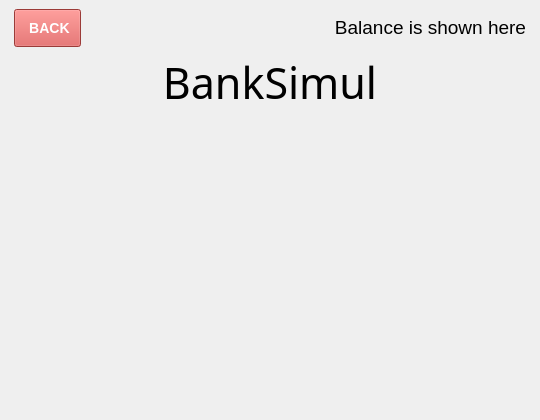
Before: the Qt Designer form Ohjelman käyttöliittymät/Gui/mainwindow.ui in JIkaheimo/ohjelmistokehityksen-sovellusprojekti-2k19, drawn with Qt 5.
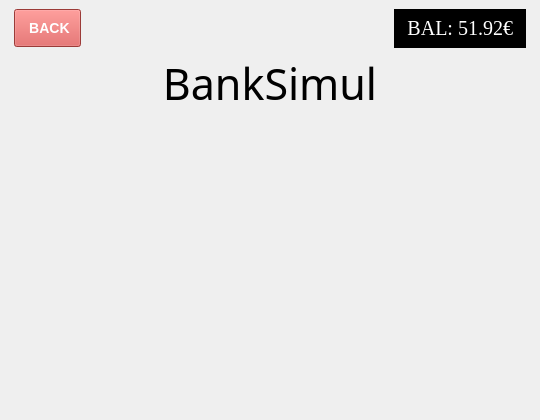
After: the same form once the commit is applied.

```diff
--- a/Ohjelman käyttöliittymät/Gui/mainwindow.ui
+++ b/Ohjelman käyttöliittymät/Gui/mainwindow.ui
@@ -38,17 +38,18 @@
    <string notr="true">QPushButton {
 	padding:  10px;
 	font-size: 14px;
-	font-weight: bold;
 }
 
 QPushButton#btnBack {
 	color: rgb(255, 255, 255);
 	background-color: #d9534f;
+font-weight: bold;
 }
 
 QPushButton#btnAction {
 	background-color: #5cb85c;;
 	color: rgb(255, 255, 255);
+font-weight: bold;
 }
 
 QDoubleSpinBox, QLineEdit, QSpinBox {
@@ -83,6 +84,41 @@
         <property name="horizontalSpacing">
          <number>0</number>
         </property>
+        <item row="0" column="2">
+         <widget class="QLabel" name="labelBalance">
+          <property name="enabled">
+           <bool>true</bool>
+          </property>
+          <property name="sizePolicy">
+           <sizepolicy hsizetype="Fixed" vsizetype="Fixed">
+            <horstretch>0</horstretch>
+            <verstretch>0</verstretch>
+           </sizepolicy>
+          </property>
+          <property name="font">
+           <font>
+            <family>Times New Roman</family>
+            <pointsize>15</pointsize>
+            <weight>50</weight>
+            <italic>false</italic>
+            <bold>false</bold>
+           </font>
+          </property>
+          <property name="styleSheet">
+           <string notr="true">background-color: rgb(0, 0, 0);
+color: rgb(255, 255, 255);
+font: 15pt &quot;Times New Roman&quot;;
+padding: 8px;
+</string>
+          </property>
+          <property name="text">
+           <string>BAL: 51.92€</string>
+          </property>
+          <property name="alignment">
+           <set>Qt::AlignRight|Qt::AlignTrailing|Qt::AlignVCenter</set>
+          </property>
+         </widget>
+        </item>
         <item row="0" column="0">
          <widget class="QPushButton" name="btnBack">
           <property name="sizePolicy">
@@ -103,30 +139,21 @@
          </widget>
         </item>
         <item row="0" column="1">
-         <widget class="QLabel" name="labelBalance">
-          <property name="enabled">
-           <bool>true</bool>
+         <spacer name="horizontalSpacer">
+          <property name="orientation">
+           <enum>Qt::Horizontal</enum>
           </property>
-          <property name="sizePolicy">
-           <sizepolicy hsizetype="Preferred" vsizetype="Fixed">
-            <horstretch>0</horstretch>
-            <verstretch>0</verstretch>
-           </sizepolicy>
+          <property name="sizeHint" stdset="0">
+           <size>
+            <width>40</width>
+            <height>20</height>
+           </size>
           </property>
-          <property name="font">
-           <font>
-            <pointsize>14</pointsize>
-           </font>
-          </property>
-          <property name="text">
-           <string>Balance is shown here</string>
-          </property>
-          <property name="alignment">
-           <set>Qt::AlignRight|Qt::AlignTrailing|Qt::AlignVCenter</set>
-          </property>
-         </widget>
+         </spacer>
         </item>
-        <item row="4" column="0" colspan="2">
+       </layout>
+      </item>
+      <item>
          <widget class="QLabel" name="labelHeader">
           <property name="font">
            <font>
@@ -141,8 +168,6 @@
            <set>Qt::AlignCenter</set>
           </property>
          </widget>
-        </item>
-       </layout>
       </item>
       <item>
        <widget class="QStackedWidget" name="pageStack">
```
Left out of the diff: 2 changed lines with no effect on the pictures. Lines whose indentation alone changed are shown as unchanged.
